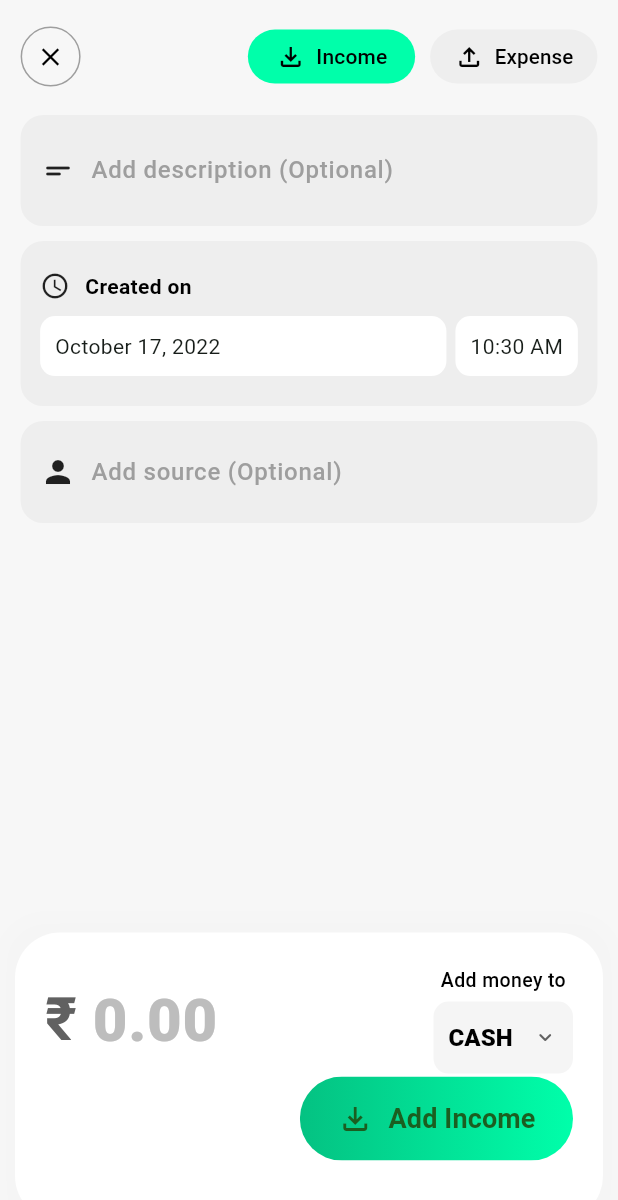
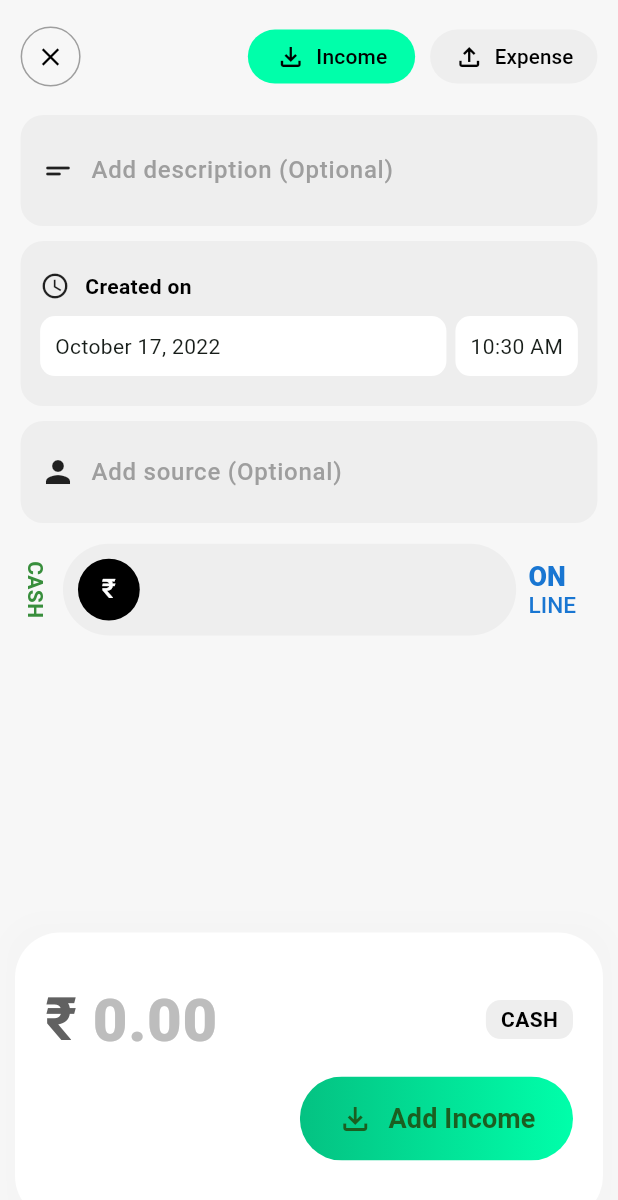
Before and after one commit to Imperial79/transaction_record_app, a Flutter app: the NewTransactUi screen opened directly with empty values, on a phone screen of 412 x 824 dp. Shown: the top 1200 px of the screen. Run offline on Flutter 3.47's test engine with Material 2 defaults, Android fonts, the light colour scheme and no system bars; our stand-ins replace cached_network_image, cloud_firestore, date_format, firebase_auth, firebase_core, google_sign_in and 3 more; accounts and stored records are empty; Roboto replaces fonts that are missing (Product).

Commit message:
Ui improvement

```diff
--- a/lib/colors.dart
+++ b/lib/colors.dart
@@ -5,3 +5,4 @@ Color primaryAccentColor = Color(0xFF00FFAA);
 Color bgColor = Color.fromARGB(255, 247, 247, 247);
 Color textLinkColor = Color(0xFF00A06B);
 Color lossColor = Colors.red.shade700;
+Color profitColor = Colors.green.shade700;
--- a/lib/screens/Transact Screens/new_transactUi.dart
+++ b/lib/screens/Transact Screens/new_transactUi.dart
@@ -310,9 +310,6 @@ class _NewTransactUiState extends State<NewTransactUi> {
                               onTap: () async {
                                 _selectedTimeMap = await selectTime(
                                     context, setState, TimeOfDay.now());
-                                // _selectedTimeStamp = await convertTimeToTS(
-                                //     _selectedDateMap['tsDate'],
-                                //     _selectedTimeMap['tsTime']);
                               },
                               child: Container(
                                 padding: EdgeInsets.all(10),
@@ -372,6 +369,54 @@ class _NewTransactUiState extends State<NewTransactUi> {
                       ],
                     ),
                   ),
+                  SizedBox(
+                    height: sdp(context, 10),
+                  ),
+                  Row(
+                    children: [
+                      RotatedBox(
+                        quarterTurns: 45,
+                        child: Text(
+                          'CASH',
+                          style: TextStyle(
+                            color: profitColor,
+                            fontWeight: FontWeight.w700,
+                          ),
+                        ),
+                      ),
+                      SizedBox(
+                        width: sdp(context, 6),
+                      ),
+                      transactTypeToggle(context),
+                      SizedBox(
+                        width: sdp(context, 6),
+                      ),
+                      RichText(
+                        text: TextSpan(
+                          children: [
+                            TextSpan(
+                              text: 'ON',
+                              style: TextStyle(
+                                fontFamily: 'Product',
+                                fontWeight: FontWeight.w800,
+                                fontSize: sdp(context, 13),
+                                color: Colors.blue.shade700,
+                              ),
+                            ),
+                            TextSpan(
+                              text: '\nLINE',
+                              style: TextStyle(
+                                fontFamily: 'Product',
+                                fontWeight: FontWeight.w500,
+                                fontSize: sdp(context, 11),
+                                color: Colors.blue.shade700,
+                              ),
+                            ),
+                          ],
+                        ),
+                      ),
+                    ],
+                  ),
                 ],
               ),
             ),
@@ -427,64 +472,26 @@ class _NewTransactUiState extends State<NewTransactUi> {
                         ),
                       ),
                       SizedBox(
-                        width: 20,
+                        width: sdp(context, 10),
                       ),
-                      Column(
-                        children: [
-                          Text(
-                            'Add money to',
-                            style: TextStyle(
-                              fontWeight: FontWeight.w500,
-                              color: Colors.black,
-                              fontSize: 13,
-                            ),
+                      Container(
+                        padding:
+                            EdgeInsets.symmetric(vertical: 3, horizontal: 10),
+                        decoration: BoxDecoration(
+                          color: transactMode == 'ONLINE'
+                              ? Colors.blue.shade100
+                              : Colors.grey.shade200,
+                          borderRadius: BorderRadius.circular(10),
+                        ),
+                        child: Text(
+                          transactMode,
+                          style: TextStyle(
+                            fontWeight: FontWeight.w700,
+                            color: transactMode == 'ONLINE'
+                                ? Colors.blue.shade900
+                                : Colors.black,
                           ),
-                          SizedBox(
-                            height: 5,
-                          ),
-                          Container(
-                            padding: EdgeInsets.symmetric(horizontal: 10),
-                            decoration: BoxDecoration(
-                              color: Colors.grey.shade100,
-                              borderRadius: BorderRadius.circular(10),
-                            ),
-                            child: DropdownButton(
-                              value: transactMode,
-                              style: TextStyle(
-                                fontWeight: FontWeight.w800,
-                                color: Colors.black,
-                                fontSize: 16,
-                              ),
-                              elevation: 2,
-                              icon: Icon(Icons.keyboard_arrow_down_rounded),
-                              iconSize: 17,
-                              dropdownColor: Colors.grey.shade200,
-                              borderRadius: BorderRadius.circular(8),
-                              underline: SizedBox(),
-                              onChanged: (String? newValue) {
-                                setState(() {
-                                  transactMode = newValue!;
-                                });
-                              },
-                              items: <String>[
-                                'CASH',
-                                'ONLINE'
-                              ].map<DropdownMenuItem<String>>((String value) {
-                                return DropdownMenuItem<String>(
-                                  value: value,
-                                  child: Text(
-                                    value,
-                                    style: TextStyle(
-                                      fontWeight: FontWeight.w800,
-                                      color: Colors.black,
-                                      fontSize: 16,
-                                    ),
-                                  ),
-                                );
-                              }).toList(),
-                            ),
-                          ),
-                        ],
+                        ),
                       ),
                     ],
                   ),
@@ -582,6 +589,56 @@ class _NewTransactUiState extends State<NewTransactUi> {
     );
   }
 
+  GestureDetector transactTypeToggle(BuildContext context) {
+    return GestureDetector(
+      onTap: () {
+        setState(() {
+          if (transactMode == 'ONLINE') {
+            transactMode = 'CASH';
+            setState(() {});
+          } else {
+            transactMode = 'ONLINE';
+            setState(() {});
+          }
+        });
+      },
+      child: Container(
+        padding: EdgeInsets.all(10),
+        width: sdp(context, 220),
+        decoration: BoxDecoration(
+          color: transactMode == 'ONLINE'
+              ? Colors.blue.shade100
+              : Colors.grey.shade200,
+          borderRadius: BorderRadius.circular(50),
+        ),
+        child: AnimatedAlign(
+          duration: Duration(milliseconds: 250),
+          alignment:
+              transactMode == 'ONLINE' ? Alignment.topRight : Alignment.topLeft,
+          child: CircleAvatar(
+            backgroundColor:
+                transactMode == 'ONLINE' ? Colors.blue.shade700 : Colors.black,
+            radius: sdp(context, 15),
+            child: transactMode == 'ONLINE'
+                ? Icon(
+                    Icons.wallet,
+                    color: Colors.white,
+                    size: sdp(context, 13),
+                  )
+                : Text(
+                    '₹',
+                    style: TextStyle(
+                      color: Colors.white,
+                      fontWeight: FontWeight.w500,
+                      fontSize: sdp(context, 13),
+                    ),
+                  ),
+          ),
+        ),
+      ),
+    );
+  }
+
   Widget TransactTypeCard({final label, icon}) {
     bool isIncome = label == 'Income';
     bool isSelected = transactType == label;
--- a/pubspec.yaml
+++ b/pubspec.yaml
@@ -15,7 +15,7 @@ publish_to: "none" # Remove this line if you wish to publish to pub.dev
 # In iOS, build-name is used as CFBundleShortVersionString while build-number used as CFBundleVersion.
 # Read more about iOS versioning at
 # https://developer.apple.com/library/archive/documentation/General/Reference/InfoPlistKeyReference/Articles/CoreFoundationKeys.html
-version: 1.0.8+9
+version: 1.0.9+10
 
 environment:
   sdk: ">=2.12.0 <3.0.0"
```
Also changed, not shown: lib/screens/Transact Screens/edit_transactUI.dart (+119 -58 lines).
